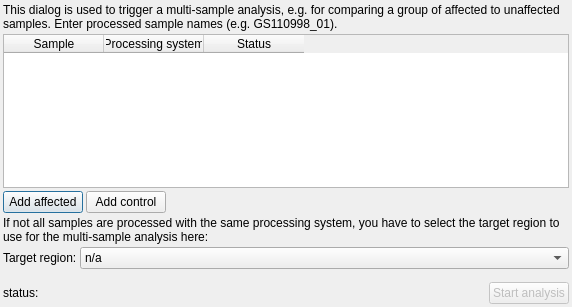
Before: the Qt Designer form src/GSvar/MultiSampleDialog.ui in imgag/ngs-bits, drawn with Qt 5.
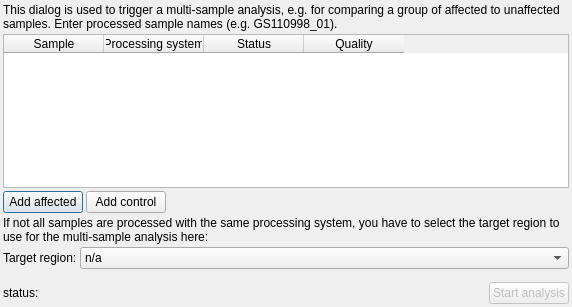
After: the same form once the commit is applied. Icons and pictures are not drawn.

Commit message: GSvar: Multi-sample dialog now also shows the sample quality.

```diff
--- a/src/GSvar/MultiSampleDialog.ui
+++ b/src/GSvar/MultiSampleDialog.ui
@@ -56,6 +56,11 @@
        <string>Status</string>
       </property>
      </column>
+     <column>
+      <property name="text">
+       <string>Quality</string>
+      </property>
+     </column>
     </widget>
    </item>
    <item>
```
The commit also changes 3 other files.
